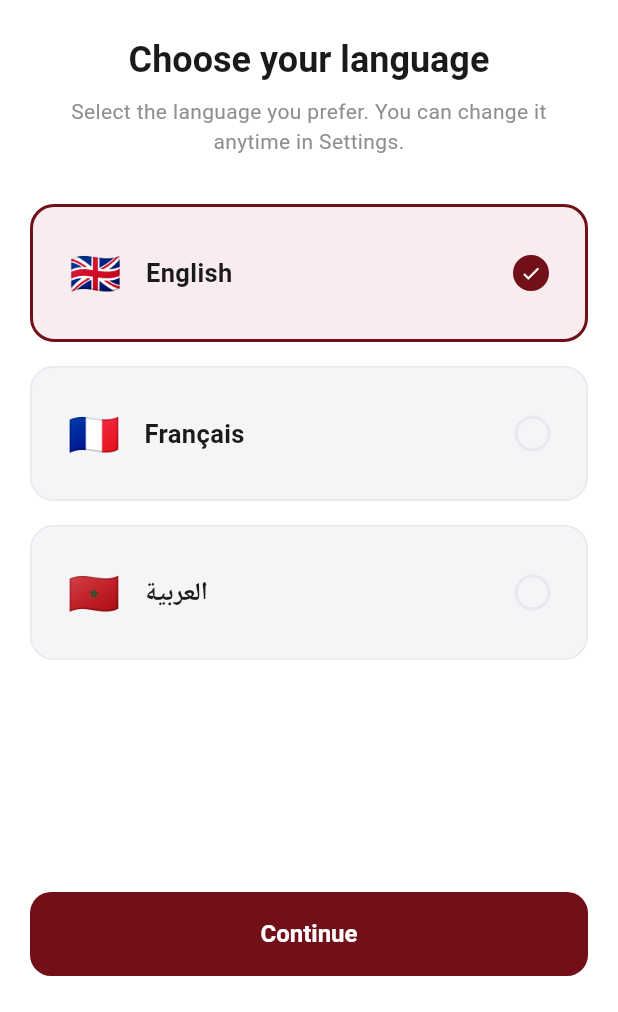
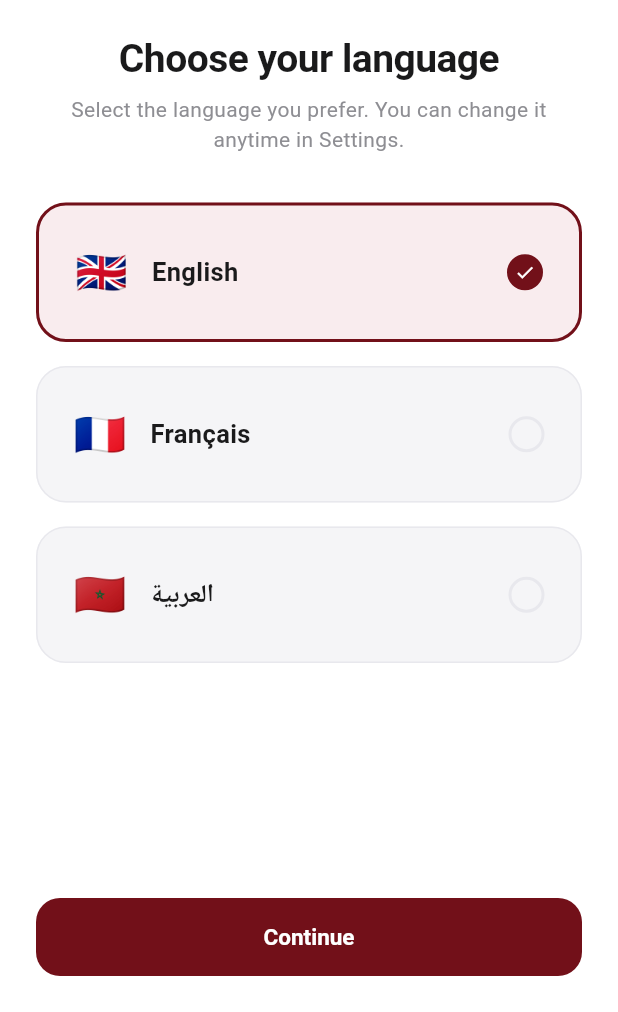
Before and after one commit to slayqueearikma-beep/margem, a Flutter app: the screen it shows after launch, on a phone screen of 412 x 824 dp, the part 224-1236 px from its top. Run offline on Flutter 3.47's test engine with Material 3 defaults, Android fonts, the phone set to English and light mode, and no system bars; our stand-ins replace cached_network_image, flutter_rating_bar, flutter_riverpod, flutter_secure_storage, geolocator, go_router and 4 more.

Commit message:
Refine global marketplace visual system
Co-authored-by: slayqueearikma-beep <slayqueearikma-beep@users.noreply.github.com>

```diff
--- a/souq-local/mobile/lib/core/theme/app_spacing.dart
+++ b/souq-local/mobile/lib/core/theme/app_spacing.dart
@@ -2,17 +2,18 @@
 class AppSpacing {
   AppSpacing._();
 
-  static const xs = 4.0;
+  static const xxs = 4.0;
+  static const xs = 8.0;
   static const sm = 8.0;
   static const md = 16.0;
   static const lg = 24.0;
   static const xl = 32.0;
   static const xxl = 48.0;
 
-  static const screenHorizontal = 20.0;
-  static const cardRadius = 16.0;
-  static const buttonRadius = 14.0;
-  static const inputRadius = 28.0;
-  static const chipRadius = 12.0;
-  static const illustrationRadius = 20.0;
+  static const screenHorizontal = 24.0;
+  static const cardRadius = 20.0;
+  static const buttonRadius = 16.0;
+  static const inputRadius = 16.0;
+  static const chipRadius = 999.0;
+  static const illustrationRadius = 24.0;
 }
--- a/souq-local/mobile/lib/core/theme/app_theme.dart
+++ b/souq-local/mobile/lib/core/theme/app_theme.dart
@@ -27,20 +27,62 @@ class AppTheme {
       useMaterial3: true,
       brightness: brightness,
       colorScheme: colorScheme,
-      scaffoldBackgroundColor: isDark ? AppColors.darkBackground : AppColors.surfaceLight,
+      scaffoldBackgroundColor:
+          isDark ? AppColors.darkBackground : AppColors.surfaceLight,
       fontFamily: 'Roboto',
+      textTheme: Typography.material2021()
+          .black
+          .copyWith(
+            displaySmall: const TextStyle(
+              fontSize: 32,
+              height: 1.16,
+              fontWeight: FontWeight.w600,
+              letterSpacing: -0.6,
+            ),
+            headlineSmall: const TextStyle(
+              fontSize: 26,
+              height: 1.2,
+              fontWeight: FontWeight.w600,
+              letterSpacing: -0.35,
+            ),
+            titleLarge: const TextStyle(
+              fontSize: 20,
+              height: 1.3,
+              fontWeight: FontWeight.w600,
+            ),
+            titleMedium: const TextStyle(
+              fontSize: 16,
+              height: 1.35,
+              fontWeight: FontWeight.w600,
+            ),
+            bodyLarge: const TextStyle(fontSize: 16, height: 1.5),
+            bodyMedium: const TextStyle(fontSize: 14, height: 1.45),
+            labelLarge:
+                const TextStyle(fontSize: 15, fontWeight: FontWeight.w600),
+          )
+          .apply(
+            bodyColor: isDark ? Colors.white : AppColors.textPrimary,
+            displayColor: isDark ? Colors.white : AppColors.textPrimary,
+          ),
       appBarTheme: AppBarTheme(
         centerTitle: true,
         elevation: 0,
         scrolledUnderElevation: 0,
         backgroundColor: Colors.transparent,
         foregroundColor: isDark ? Colors.white : AppColors.textPrimary,
-        systemOverlayStyle: isDark ? SystemUiOverlayStyle.light : SystemUiOverlayStyle.dark,
+        systemOverlayStyle:
+            isDark ? SystemUiOverlayStyle.light : SystemUiOverlayStyle.dark,
       ),
       cardTheme: CardThemeData(
         elevation: 0,
         color: isDark ? AppColors.darkCard : Colors.white,
-        shape: RoundedRectangleBorder(borderRadius: BorderRadius.circular(AppSpacing.cardRadius)),
+        margin: EdgeInsets.zero,
+        surfaceTintColor: Colors.transparent,
+        shape: RoundedRectangleBorder(
+          borderRadius: BorderRadius.circular(AppSpacing.cardRadius),
+          side: BorderSide(
+              color: isDark ? AppColors.darkBorder : AppColors.border),
+        ),
       ),
       dividerTheme: DividerThemeData(
         color: isDark ? AppColors.darkBorder : AppColors.border,
@@ -49,38 +91,47 @@ class AppTheme {
       inputDecorationTheme: InputDecorationTheme(
         filled: true,
         fillColor: isDark ? AppColors.darkCard : AppColors.surfaceMuted,
-        labelStyle: TextStyle(color: isDark ? AppColors.textTertiary : AppColors.textSecondary),
-        hintStyle: TextStyle(color: isDark ? AppColors.textTertiary : AppColors.textSecondary),
+        labelStyle: TextStyle(
+            color: isDark ? AppColors.textTertiary : AppColors.textSecondary),
+        hintStyle: TextStyle(
+            color: isDark ? AppColors.textTertiary : AppColors.textSecondary),
         border: OutlineInputBorder(
           borderRadius: BorderRadius.circular(AppSpacing.inputRadius),
-          borderSide: BorderSide(color: isDark ? AppColors.darkBorder : AppColors.border),
+          borderSide: BorderSide(
+              color: isDark ? AppColors.darkBorder : AppColors.border),
         ),
         enabledBorder: OutlineInputBorder(
           borderRadius: BorderRadius.circular(AppSpacing.inputRadius),
-          borderSide: BorderSide(color: isDark ? AppColors.darkBorder : AppColors.border),
+          borderSide: BorderSide(
+              color: isDark ? AppColors.darkBorder : AppColors.border),
         ),
         focusedBorder: OutlineInputBorder(
           borderRadius: BorderRadius.circular(AppSpacing.inputRadius),
           borderSide: const BorderSide(color: AppColors.primary, width: 1.5),
         ),
-        contentPadding: const EdgeInsets.symmetric(horizontal: 16, vertical: 16),
+        contentPadding:
+            const EdgeInsets.symmetric(horizontal: 16, vertical: 14),
       ),
       filledButtonTheme: FilledButtonThemeData(
         style: FilledButton.styleFrom(
           backgroundColor: AppColors.primary,
           foregroundColor: Colors.white,
           disabledBackgroundColor: AppColors.primary.withValues(alpha: 0.4),
-          minimumSize: const Size.fromHeight(56),
-          shape: RoundedRectangleBorder(borderRadius: BorderRadius.circular(AppSpacing.buttonRadius)),
-          textStyle: const TextStyle(fontSize: 16, fontWeight: FontWeight.w600),
+          minimumSize: const Size.fromHeight(52),
+          shape: RoundedRectangleBorder(
+              borderRadius: BorderRadius.circular(AppSpacing.buttonRadius)),
+          elevation: 0,
+          textStyle: const TextStyle(fontSize: 15, fontWeight: FontWeight.w600),
         ),
       ),
       outlinedButtonTheme: OutlinedButtonThemeData(
         style: OutlinedButton.styleFrom(
           foregroundColor: isDark ? Colors.white : AppColors.textPrimary,
-          minimumSize: const Size.fromHeight(56),
-          side: BorderSide(color: isDark ? AppColors.darkBorder : AppColors.border),
-          shape: RoundedRectangleBorder(borderRadius: BorderRadius.circular(AppSpacing.buttonRadius)),
+          minimumSize: const Size.fromHeight(52),
+          side: BorderSide(
+              color: isDark ? AppColors.darkBorder : AppColors.border),
+          shape: RoundedRectangleBorder(
+              borderRadius: BorderRadius.circular(AppSpacing.buttonRadius)),
           textStyle: const TextStyle(fontSize: 16, fontWeight: FontWeight.w600),
         ),
       ),
@@ -89,10 +140,28 @@ class AppTheme {
         indicatorColor: AppColors.primary.withValues(alpha: 0.15),
         labelTextStyle: WidgetStateProperty.resolveWith((states) {
           if (states.contains(WidgetState.selected)) {
-            return const TextStyle(fontSize: 12, fontWeight: FontWeight.w600, color: AppColors.primary);
+            return const TextStyle(
+                fontSize: 12,
+                fontWeight: FontWeight.w600,
+                color: AppColors.primary);
           }
-          return TextStyle(fontSize: 12, color: isDark ? AppColors.textTertiary : AppColors.textSecondary);
+          return TextStyle(
+              fontSize: 12,
+              color: isDark ? AppColors.textTertiary : AppColors.textSecondary);
         }),
+      ),
+      snackBarTheme: SnackBarThemeData(
+        behavior: SnackBarBehavior.floating,
+        elevation: 0,
+        shape: RoundedRectangleBorder(
+          borderRadius: BorderRadius.circular(AppSpacing.buttonRadius),
+        ),
+      ),
+      bottomSheetTheme: BottomSheetThemeData(
+        backgroundColor: isDark ? AppColors.darkSurface : Colors.white,
+        shape: const RoundedRectangleBorder(
+          borderRadius: BorderRadius.vertical(top: Radius.circular(24)),
+        ),
       ),
     );
   }
--- a/souq-local/mobile/lib/core/widgets/content_widgets.dart
+++ b/souq-local/mobile/lib/core/widgets/content_widgets.dart
@@ -93,7 +93,8 @@ class SectionHeader extends StatelessWidget {
   @override
   Widget build(BuildContext context) {
     return Padding(
-      padding: const EdgeInsets.symmetric(horizontal: AppSpacing.screenHorizontal),
+      padding:
+          const EdgeInsets.symmetric(horizontal: AppSpacing.screenHorizontal),
       child: Row(
         children: [
           Text(
@@ -163,12 +164,12 @@ class FeaturedBusinessCard extends StatelessWidget {
       child: InkWell(
         onTap: onTap,
         child: SizedBox(
-          width: 236,
+          width: 232,
           child: Column(
             crossAxisAlignment: CrossAxisAlignment.start,
             children: [
               SizedBox(
-                height: 128,
+                height: 164,
                 width: double.infinity,
                 child: Stack(
                   fit: StackFit.expand,
@@ -510,7 +511,8 @@ class DashboardMenuTile extends StatelessWidget {
                   borderRadius: BorderRadius.circular(8),
                 ),
                 child: Text(context.l10n.soon,
-                    style: const TextStyle(fontSize: 10, color: AppColors.warning)),
+                    style: const TextStyle(
+                        fontSize: 10, color: AppColors.warning)),
               ),
             ],
           ],
```
